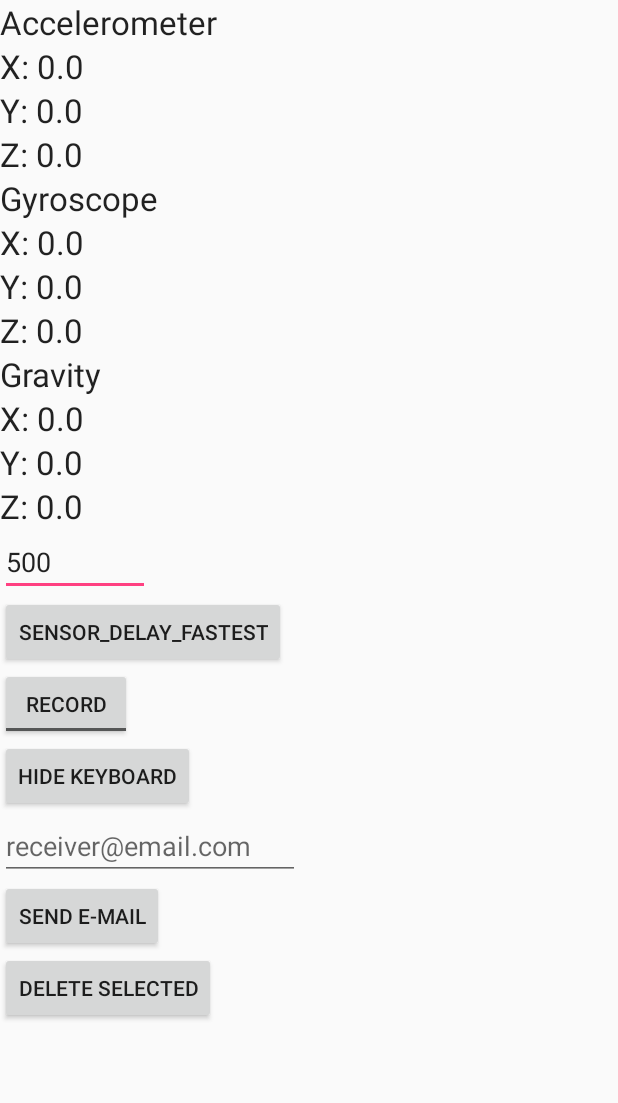
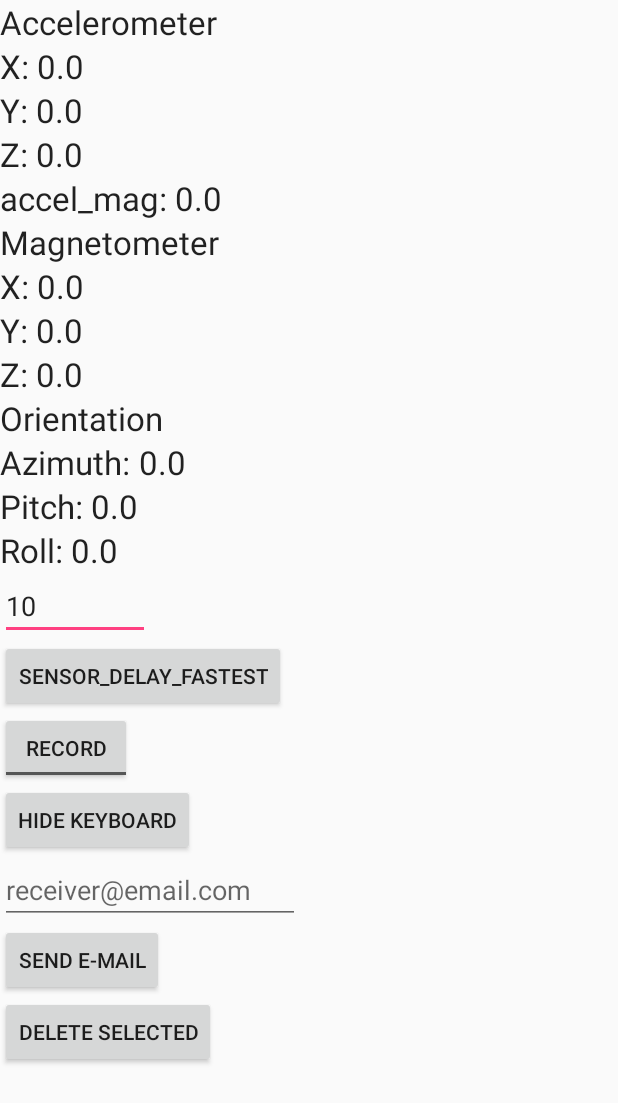
Before and after one commit to ZhuanDJ/gaitIdentification, an Android app: the screen it shows after launch (MainActivity), after a tap on "RECORDING.. STOP", on a phone screen of 412 x 824 dp. Shown: the top 1103 px of the screen. Run offline under Robolectric (Android 15) with nearby library versions, the phone set to English and light mode, and no system bars; 2 statements that could not run were skipped; 2 other taps on this screen came first.

Commit message:
1. Type of sensor is modified 2. Default recording delay modified 3. Recording form is modified (it follows the public dataset format except for temperature)  4. There could be exist some screen size issue (it is not tested on various types of android phone)

```diff
--- a/GaitCollection/app/src/main/java/kr/ac/kaist/team2/gaitcollection/MainActivity.java
+++ b/GaitCollection/app/src/main/java/kr/ac/kaist/team2/gaitcollection/MainActivity.java
@@ -2,7 +2,6 @@ package kr.ac.kaist.team2.gaitcollection;
 
 import android.app.Activity;
 import android.app.AlertDialog;
-import android.content.Context;
 import android.content.DialogInterface;
 import android.content.Intent;
 import android.hardware.Sensor;
@@ -13,7 +12,6 @@ import android.net.Uri;
 import android.os.Bundle;
 import android.os.Environment;
 import android.os.Parcelable;
-import android.util.Log;
 import android.util.SparseBooleanArray;
 import android.view.MotionEvent;
 import android.view.View;
@@ -42,14 +40,15 @@ public class MainActivity extends Activity implements SensorEventListener, OnCli
     TextView tvAccelX = null;
     TextView tvAccelY = null;
     TextView tvAccelZ = null;
+    TextView tvAccelMag = null;
     // 자이로 센서값을 출력하기 위한 TextView
-    TextView tvGyroX = null;
-    TextView tvGyroY = null;
-    TextView tvGyroZ = null;
+    TextView tvMagX = null;
+    TextView tvMagY = null;
+    TextView tvMagZ = null;
     // 중력 센서값을 출력하기 위한 TextView
-    TextView tvGraviX = null;
-    TextView tvGraviY = null;
-    TextView tvGraviZ = null;
+    TextView tvAzimuth = null;
+    TextView tvPitch = null;
+    TextView tvRoll = null;
 
     ListView fileListView = null;
     ArrayAdapter fileArrayAdapter = null;
@@ -76,19 +75,21 @@ public class MainActivity extends Activity implements SensorEventListener, OnCli
     // 가속도 센서
     Sensor accSensor = null;
     // 자이로센서 센서
-    Sensor gyroSensor = null;
-    // 중력 센서
-    Sensor graviSensor = null;
+    Sensor magSensor = null;
+    // 방향 센서
+    Sensor oriSensor = null;
+
 
     File recordingFile = null;
     FileOutputStream fos = null;
     String recordingFileName = null;
     PrintWriter writer = null;
 
+    String fileContent = null;
 
     Thread recordThread = null;
 
-    int tick = 500;
+    int tick = 10;
     String rootPath = null;
     String gaitDataPath = "/gaitData/";
     String gaitDataFullPath = null;
@@ -105,12 +106,14 @@ public class MainActivity extends Activity implements SensorEventListener, OnCli
         tvAccelX = (TextView) findViewById(R.id.tvAccelX);
         tvAccelY = (TextView) findViewById(R.id.tvAccelY);
         tvAccelZ = (TextView) findViewById(R.id.tvAccelZ);
-        tvGyroX = (TextView) findViewById(R.id.tvGyroX);
-        tvGyroY = (TextView) findViewById(R.id.tvGyroY);
-        tvGyroZ = (TextView) findViewById(R.id.tvGyroZ);
-        tvGraviX = (TextView) findViewById(R.id.tvGravX);
-        tvGraviY = (TextView) findViewById(R.id.tvGravY);
-        tvGraviZ = (TextView) findViewById(R.id.tvGravZ);
+        tvAccelMag = (TextView) findViewById(R.id.tvAccelMag);
+
+        tvMagX = (TextView) findViewById(R.id.tvMagX);
+        tvMagY = (TextView) findViewById(R.id.tvMagY);
+        tvMagZ = (TextView) findViewById(R.id.tvMagZ);
+        tvAzimuth = (TextView) findViewById(R.id.tvAzimuth);
+        tvPitch = (TextView) findViewById(R.id.tvPitch);
+        tvRoll = (TextView) findViewById(R.id.tvRoll);
 
         recordButton = (ToggleButton) findViewById(R.id.recordButton);
         sendEmailButton = (Button) findViewById(R.id.sendEmailButton);
@@ -139,10 +142,10 @@ public class MainActivity extends Activity implements SensorEventListener, OnCli
         sm = (SensorManager) getSystemService(SENSOR_SERVICE);
         // 가속도 센서
         accSensor = sm.getDefaultSensor(Sensor.TYPE_ACCELEROMETER);
-        // 자이로센서 센서
-        gyroSensor = sm.getDefaultSensor(Sensor.TYPE_GYROSCOPE);
-        // 중력 센서
-        graviSensor = sm.getDefaultSensor(Sensor.TYPE_GRAVITY);
+        // 마그네틱필드센서 센서
+        magSensor = sm.getDefaultSensor(Sensor.TYPE_MAGNETIC_FIELD);
+        // 방향 센서
+        oriSensor = sm.getDefaultSensor(Sensor.TYPE_ORIENTATION);
     }
 
     @Override
@@ -160,7 +163,6 @@ public class MainActivity extends Activity implements SensorEventListener, OnCli
         deleteSelectedButton.setOnClickListener(this);
         keyboardButton.setOnClickListener(this);
         sensorDelayButton.setOnClickListener(this);
-
     }
 
     private void setSensorDelayButtonText(){
@@ -184,15 +186,15 @@ public class MainActivity extends Activity implements SensorEventListener, OnCli
 
     private void setSensorListener() {
         sm.unregisterListener(this, accSensor);
-        sm.unregisterListener(this, gyroSensor);
-        sm.unregisterListener(this, graviSensor);
+        sm.unregisterListener(this, magSensor);
+        sm.unregisterListener(this, oriSensor);
 
         // 가속도 센서 리스너 오브젝트를 등록
         sm.registerListener(this, accSensor, sensorDelay);
-        // 자이로 센서 리스너 오브젝트를 등록
-        sm.registerListener(this, gyroSensor, sensorDelay);
-        // 중력 센서 리스너 오브젝트를 등록
-        sm.registerListener(this, graviSensor, sensorDelay);
+        // 마그네틱필드 센서 리스너 오브젝트를 등록
+        sm.registerListener(this, magSensor, sensorDelay);
+        // 방향 센서 리스너 오브젝트를 등록
+        sm.registerListener(this, oriSensor, sensorDelay);
     }
 
     @Override
@@ -212,19 +214,25 @@ public class MainActivity extends Activity implements SensorEventListener, OnCli
     public void onSensorChanged(SensorEvent event) {
         switch (event.sensor.getType()) {
             case Sensor.TYPE_ACCELEROMETER:
-                tvAccelX.setText(String.valueOf(event.values[0]));
-                tvAccelY.setText(String.valueOf(event.values[1]));
-                tvAccelZ.setText(String.valueOf(event.values[2]));
+                double accel_x = event.values[0];
+                double accel_y = event.values[1];
+                double accel_z = event.values[2];
+                tvAccelX.setText(String.valueOf(accel_x));
+                tvAccelY.setText(String.valueOf(accel_y));
+                tvAccelZ.setText(String.valueOf(accel_z));
+
+                double accel_mag = Math.sqrt(accel_x + accel_y + accel_z) - 9.8066;
+                tvAccelMag.setText(String.valueOf(accel_mag));
                 break;
-            case Sensor.TYPE_GYROSCOPE:
-                tvGyroX.setText(String.valueOf(event.values[0] * 1000));
-                tvGyroY.setText(String.valueOf(event.values[1] * 1000));
-                tvGyroZ.setText(String.valueOf(event.values[2] * 1000));
+            case Sensor.TYPE_MAGNETIC_FIELD:
+                tvMagX.setText(String.valueOf(event.values[0]));
+                tvMagY.setText(String.valueOf(event.values[1]));
+                tvMagZ.setText(String.valueOf(event.values[2]));
                 break;
-            case Sensor.TYPE_GRAVITY:
-                tvGraviX.setText(String.valueOf(event.values[0]));
-                tvGraviY.setText(String.valueOf(event.values[1]));
-                tvGraviZ.setText(String.valueOf(event.values[2]));
+            case Sensor.TYPE_ORIENTATION:
+                tvAzimuth.setText(String.valueOf(event.values[0]));
+                tvPitch.setText(String.valueOf(event.values[1]));
+                tvRoll.setText(String.valueOf(event.values[2]));
 
         }
     }
@@ -244,9 +252,12 @@ public class MainActivity extends Activity implements SensorEventListener, OnCli
                         //파일 오픈
                         fos = new FileOutputStream(new File(gaitDataFullPath, recordingFileName));
                         //openFileOutput(new File(gaitDataFullPath, recordingFileName));
-                        String topLine = new String("Accelerometer x y z\tGyroscope x y z\tGravity x y z");
+                        String topLine = new String("timestamp\taccel_x\taccel_y\taccel_z\taccel_mag\tmag_x\tmag_y\tmag_z\tazimuth\tpitch\troll\n");
                         writer= new PrintWriter(fos);
-                        writer.println(topLine);
+                        fileContent = topLine;
+
+                        //writer.println(topLine);
+
                     } catch(Exception e){
                         e.printStackTrace();
                     }
@@ -257,19 +268,22 @@ public class MainActivity extends Activity implements SensorEventListener, OnCli
                         public void run(){
                             while(isRecording == true){
                                 try{
+
+                                    String timestamp = String.valueOf(System.currentTimeMillis());
                                     String tvAccelXVal = tvAccelX.getText().toString();
                                     String tvAccelYVal = tvAccelY.getText().toString();
                                     String tvAccelZVal = tvAccelZ.getText().toString();
-                                    String tvGyroXVal = tvGyroX.getText().toString();
-                                    String tvGyroYVal = tvGyroY.getText().toString();
-                                    String tvGyroZVal = tvGyroZ.getText().toString();
-                                    String tvGraviXVal = tvGraviX.getText().toString();
-                                    String tvGraviYVal = tvGraviY.getText().toString();
-                                    String tvGraviZVal = tvGraviZ.getText().toString();
+                                    String tvAccelMagVal = tvAccelMag.getText().toString();
+                                    String tvMagXVal = tvMagX.getText().toString();
+                                    String tvMagYVal = tvMagY.getText().toString();
+                                    String tvMagZVal = tvMagZ.getText().toString();
+                                    String tvAzimuthVal = tvAzimuth.getText().toString();
+                                    String tvPitchVal = tvPitch.getText().toString();
+                                    String tvRollVal = tvRoll.getText().toString();
 
 
-                                    String line = tvAccelXVal + " " + tvAccelYVal + " " + tvAccelZVal + " " + tvGyroXVal + " "+ tvGyroYVal + " "+ tvGyroZVal + " " + tvGraviXVal + " "+ tvGraviYVal + " "+ tvGraviZVal;
-                                    writer.println(line);
+                                    String line = timestamp + "\t" + tvAccelXVal + "\t" + tvAccelYVal + "\t" + tvAccelZVal + "\t" + tvMagXVal + "\t"+ tvMagYVal + "\t"+ tvMagZVal + "\t" + tvAzimuthVal + "\t"+ tvPitchVal + "\t"+ tvRollVal + "\n";
+                                    fileContent += line;
 
                                     Thread.sleep(tick);
                                 }   catch(Exception e){
@@ -278,7 +292,9 @@ public class MainActivity extends Activity implements SensorEventListener, OnCli
 
                             }
                             try {
+                                writer.println(fileContent);
                                 writer.close();
+                                fileContent = null;
                             } catch(Exception e){
                                 e.printStackTrace();
                             }
--- a/GaitCollection/app/src/main/res/layout/activity_main.xml
+++ b/GaitCollection/app/src/main/res/layout/activity_main.xml
@@ -65,7 +65,7 @@
                 android:layout_height="wrap_content" >
 
                 <TextView
-                    android:id="@+id/textView3"
+                    android:id="@+id/textView17"
                     android:layout_width="wrap_content"
                     android:layout_height="wrap_content"
                     android:text="Z: "
@@ -78,12 +78,30 @@
                     android:text="0.0"
                     android:textAppearance="?android:attr/textAppearanceLarge" />
             </LinearLayout>
+            <LinearLayout
+                android:layout_width="match_parent"
+                android:layout_height="wrap_content" >
+
+                <TextView
+                    android:id="@+id/textView18"
+                    android:layout_width="wrap_content"
+                    android:layout_height="wrap_content"
+                    android:text="accel_mag: "
+                    android:textAppearance="?android:attr/textAppearanceLarge" />
+
+                <TextView
+                    android:id="@+id/tvAccelMag"
+                    android:layout_width="wrap_content"
+                    android:layout_height="wrap_content"
+                    android:text="0.0"
+                    android:textAppearance="?android:attr/textAppearanceLarge" />
+            </LinearLayout>
 
             <TextView
                 android:id="@+id/textView8"
                 android:layout_width="wrap_content"
                 android:layout_height="wrap_content"
-                android:text="Gyroscope"
+                android:text="Magnetometer"
                 android:textAppearance="?android:attr/textAppearanceLarge" />
 
             <LinearLayout
@@ -98,7 +116,7 @@
                     android:textAppearance="?android:attr/textAppearanceLarge" />
 
                 <TextView
-                    android:id="@+id/tvGyroX"
+                    android:id="@+id/tvMagX"
                     android:layout_width="wrap_content"
                     android:layout_height="wrap_content"
                     android:text="0.0"
@@ -117,7 +135,7 @@
                     android:textAppearance="?android:attr/textAppearanceLarge" />
 
                 <TextView
-                    android:id="@+id/tvGyroY"
+                    android:id="@+id/tvMagY"
                     android:layout_width="wrap_content"
                     android:layout_height="wrap_content"
                     android:text="0.0"
@@ -136,7 +154,7 @@
                     android:textAppearance="?android:attr/textAppearanceLarge" />
 
                 <TextView
-                    android:id="@+id/tvGyroZ"
+                    android:id="@+id/tvMagZ"
                     android:layout_width="wrap_content"
                     android:layout_height="wrap_content"
                     android:text="0.0"
@@ -149,7 +167,7 @@
                 android:id="@+id/textView13"
                 android:layout_width="wrap_content"
                 android:layout_height="wrap_content"
-                android:text="Gravity"
+                android:text="Orientation"
                 android:textAppearance="?android:attr/textAppearanceLarge" />
 
             <LinearLayout
@@ -160,11 +178,11 @@
                     android:id="@+id/textView14"
                     android:layout_width="wrap_content"
                     android:layout_height="wrap_content"
-                    android:text="X: "
+                    android:text="Azimuth: "
                     android:textAppearance="?android:attr/textAppearanceLarge" />
 
                 <TextView
-                    android:id="@+id/tvGravX"
+                    android:id="@+id/tvAzimuth"
                     android:layout_width="wrap_content"
                     android:layout_height="wrap_content"
                     android:text="0.0"
@@ -179,11 +197,11 @@
                     android:id="@+id/textView15"
                     android:layout_width="wrap_content"
                     android:layout_height="wrap_content"
-                    android:text="Y: "
+                    android:text="Pitch: "
                     android:textAppearance="?android:attr/textAppearanceLarge" />
 
                 <TextView
-                    android:id="@+id/tvGravY"
+                    android:id="@+id/tvPitch"
                     android:layout_width="wrap_content"
                     android:layout_height="wrap_content"
                     android:text="0.0"
@@ -198,11 +216,11 @@
                     android:id="@+id/textView16"
                     android:layout_width="wrap_content"
                     android:layout_height="wrap_content"
-                    android:text="Z: "
+                    android:text="Roll: "
                     android:textAppearance="?android:attr/textAppearanceLarge" />
 
                 <TextView
-                    android:id="@+id/tvGravZ"
+                    android:id="@+id/tvRoll"
                     android:layout_width="wrap_content"
                     android:layout_height="wrap_content"
                     android:text="0.0"
```
Also changed, not shown: 1 other file.
